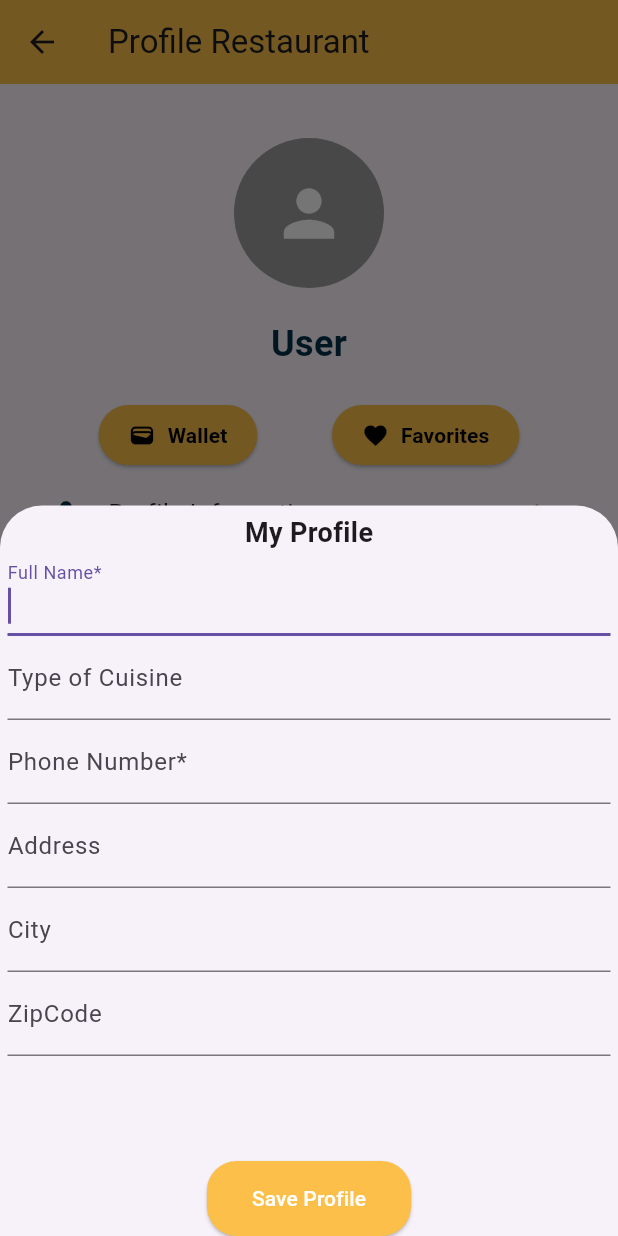
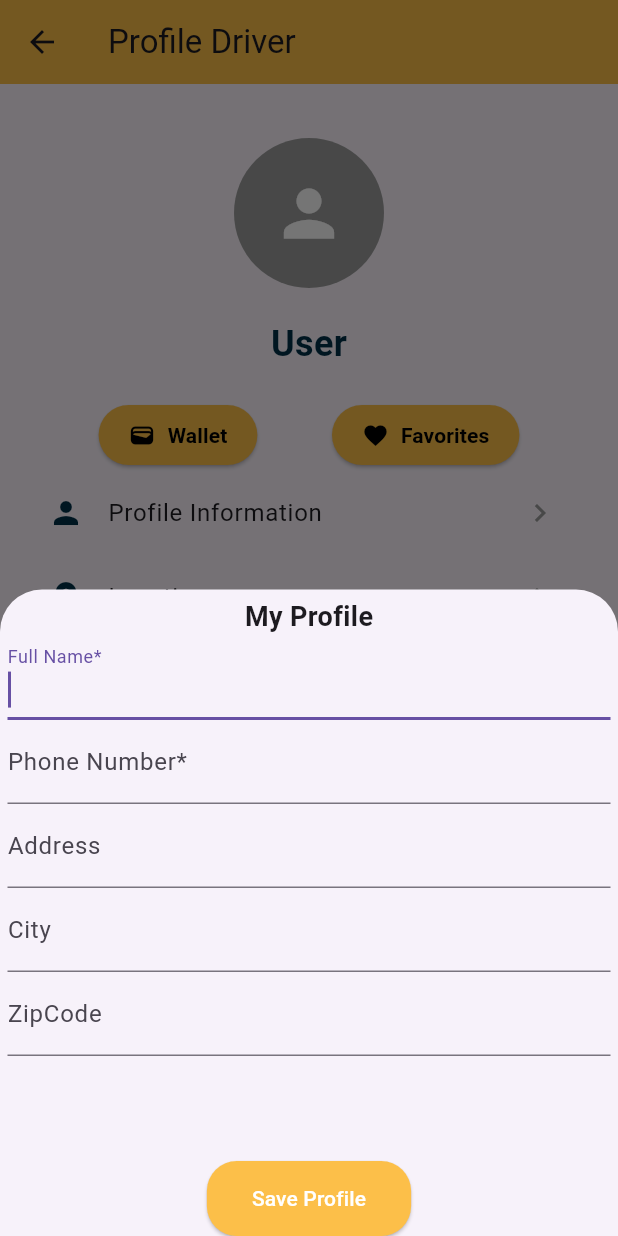
Before and after one commit to jessicamaximo23/HangryAppFlutter, a Flutter app: the ProfileScreenDriver screen opened directly, after a tap on "Profile Information", on a phone screen of 412 x 824 dp. Run offline on Flutter 3.47's test engine with Material 3 defaults, Android fonts, the light colour scheme and no system bars; our stand-ins replace firebase_auth, firebase_core, firebase_database; missing offline and left inert: dart:ffi; accounts and stored records are empty.

Commit message:
adjust driver profile + try image picker for driver license

```diff
--- a/lib/driverprofile_screen.dart
+++ b/lib/driverprofile_screen.dart
@@ -17,13 +17,12 @@ class ProfileScreenDriver extends StatelessWidget {
     }
   }
 
-  Future<void> updaterestaurantDetails(BuildContext context, String userId, String fullname, String typeofcuisine,
+  Future<void> updatedriverDetails(BuildContext context, String userId, String fullname,
       String phonenumber, String address, String city, String zipCode) async {
     try {
       DatabaseReference userRef = FirebaseDatabase.instance.ref("users/$userId/profile");
       await userRef.update({
         "fullName": fullname,
-        "typeofcuisine": typeofcuisine,
         "phoneNumber": phonenumber,
         "address": address,
         "city": city,
@@ -69,7 +68,7 @@ class ProfileScreenDriver extends StatelessWidget {
 
     return Scaffold(
       appBar: AppBar(
-        title: const Text('Profile Restaurant'),
+        title: const Text('Profile Driver'),
         backgroundColor: hangryYellow,
       ),
       body: SingleChildScrollView(
@@ -183,7 +182,6 @@ class ProfileScreenDriver extends StatelessWidget {
 
   void _showProfileBottomSheet(BuildContext context, User user) {
     final fullnameController = TextEditingController();
-    final typeofcuisineController = TextEditingController();
     final phoneNumberController = TextEditingController();
     final addressController = TextEditingController();
     final cityController = TextEditingController();
@@ -212,7 +210,6 @@ class ProfileScreenDriver extends StatelessWidget {
               final profileData = snapshot.data!.snapshot.value as Map<dynamic, dynamic>;
 
               fullnameController.text = profileData['fullName'] ?? '';
-              typeofcuisineController.text = profileData['typeofcuisine'] ?? '';
               phoneNumberController.text = profileData['phoneNumber'] ?? '';
               addressController.text = profileData['address'] ?? '';
               cityController.text = profileData['city'] ?? '';
@@ -246,10 +243,6 @@ class ProfileScreenDriver extends StatelessWidget {
                       focusNode: fullnameFocusNode,
                     ),
                     TextField(
-                      controller: typeofcuisineController,
-                      decoration: const InputDecoration(labelText: 'Type of Cuisine'),
-                    ),
-                    TextField(
                       controller: phoneNumberController,
                       decoration: const InputDecoration(labelText: 'Phone Number*'),
                     ),
@@ -268,11 +261,10 @@ class ProfileScreenDriver extends StatelessWidget {
                     const SizedBox(height: 70),
                     ElevatedButton(
                       onPressed: () {
-                        updaterestaurantDetails(
+                        updatedriverDetails(
                           context,
                           user.uid,
                           fullnameController.text.trim(),
-                          typeofcuisineController.text.trim(),
                           phoneNumberController.text.trim(),
                           addressController.text.trim(),
                           cityController.text.trim(),
--- a/pubspec.yaml
+++ b/pubspec.yaml
@@ -34,6 +34,7 @@ dependencies:
   firebase_auth: ^5.5.0
   cloud_firestore: ^5.6.4
   firebase_storage: ^12.4.3
+  image_picker: ^latest_version
   firebase_database: ^11.3.3
   provider: ^6.1.2
 
```
Also changed, not shown: 5 other files.
